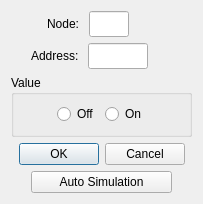
Above: omodscan/dialogs/dialogwritecoilregister.ui from sanny32/OpenModScan before the change. Below: the same form after it.
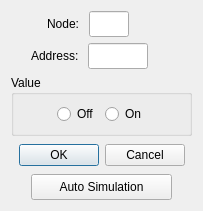
That is the form after the change. Custom widgets are drawn as their Qt base class.

The edit to the form file:
```diff
--- a/omodscan/dialogs/dialogwritecoilregister.ui
+++ b/omodscan/dialogs/dialogwritecoilregister.ui
@@ -192,6 +192,12 @@
    </item>
    <item>
     <widget class="QDialogButtonBox" name="buttonBox">
+     <property name="minimumSize">
+      <size>
+       <width>0</width>
+       <height>26</height>
+      </size>
+     </property>
      <property name="standardButtons">
       <set>QDialogButtonBox::StandardButton::Cancel|QDialogButtonBox::StandardButton::Ok</set>
      </property>
@@ -220,6 +226,12 @@
      </item>
      <item>
       <widget class="QPushButton" name="pushButtonSimulation">
+       <property name="minimumSize">
+        <size>
+         <width>0</width>
+         <height>26</height>
+        </size>
+       </property>
        <property name="text">
         <string>Auto Simulation</string>
        </property>
```
